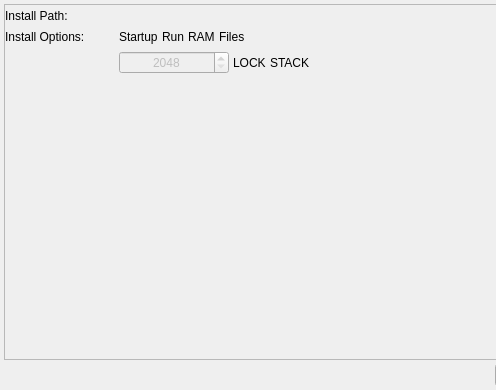
Old version of the form CoActionOS-QtSDK/CSdk/CApplicationInstaller.ui in the repository CoActionOS/CoActionOS-Desktop; both pictures show x 0 to 496 and y 0 to 390 of the 747 by 390 pixel window.
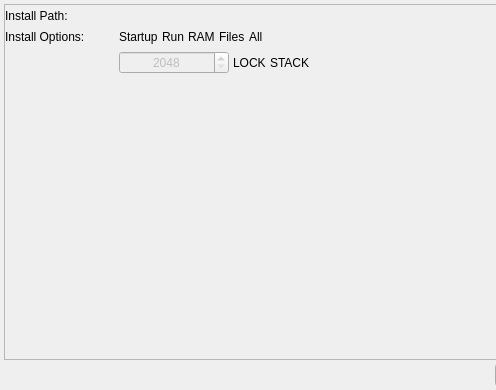
New version of the form. Custom widgets are drawn as their Qt base class.

```diff
--- a/CoActionOS-QtSDK/CSdk/CApplicationInstaller.ui
+++ b/CoActionOS-QtSDK/CSdk/CApplicationInstaller.ui
@@ -157,6 +157,13 @@
              </property>
             </widget>
            </item>
+           <item>
+            <widget class="CCheckbox" name="installAllCheckBox">
+             <property name="text">
+              <string>All</string>
+             </property>
+            </widget>
+           </item>
            <item>
             <spacer name="horizontalSpacer_2">
              <property name="orientation">
@@ -306,17 +313,17 @@
   </layout>
  </widget>
  <customwidgets>
-  <customwidget>
-   <class>CCheckbox</class>
-   <extends>QLabel</extends>
-   <header>CSdk/CCheckbox.h</header>
-  </customwidget>
   <customwidget>
    <class>CLineEdit</class>
    <extends>QWidget</extends>
    <header>CSdk/CLineEdit.h</header>
    <container>1</container>
   </customwidget>
+  <customwidget>
+   <class>CCheckbox</class>
+   <extends>QLabel</extends>
+   <header>CSdk/CCheckbox.h</header>
+  </customwidget>
   <customwidget>
    <class>CInstaller</class>
    <extends>QWidget</extends>
```
